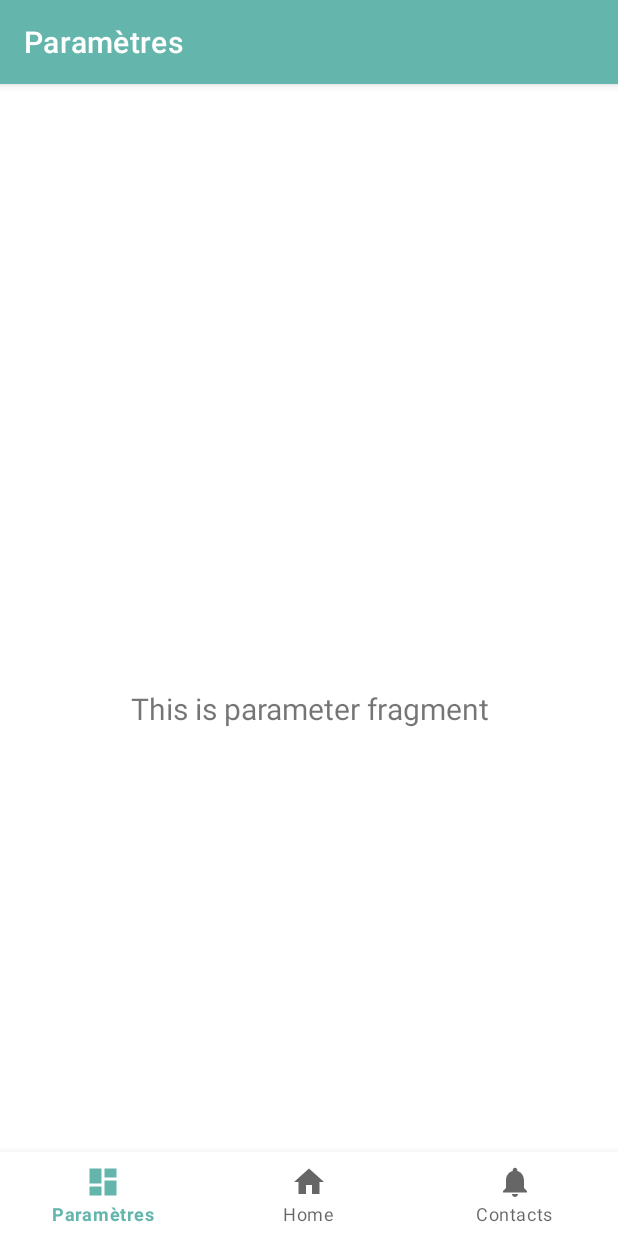
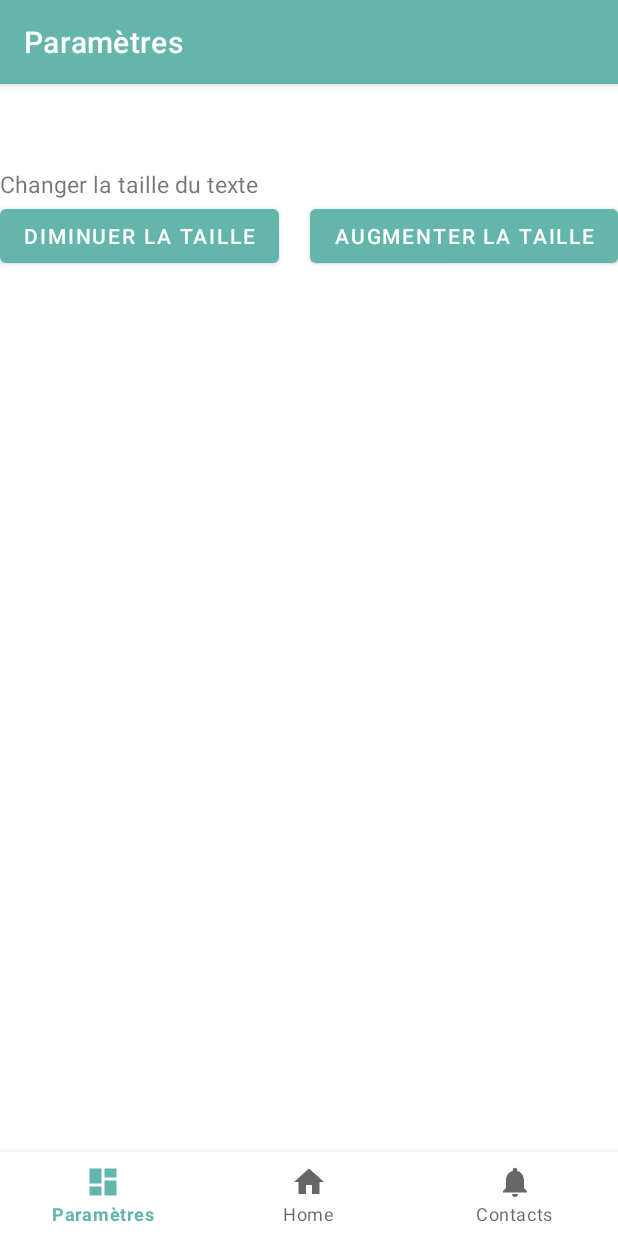
Before and after one commit to alexandre-bussiere/Pocket-Assistant, an Android app: the ParameterFragment screen opened through its navigation route, on a phone screen of 412 x 824 dp. Run offline under Robolectric (Android 15) with nearby library versions, the phone set to English and light mode, and no system bars; our stand-ins replace navigation-ui.

Commit message:
je sais plus

```diff
--- a/app/src/main/java/com/example/pocket_assistant/ui/parameter/ParameterFragment.java
+++ b/app/src/main/java/com/example/pocket_assistant/ui/parameter/ParameterFragment.java
@@ -24,8 +24,7 @@ public class ParameterFragment extends Fragment {
         binding = FragmentParameterBinding.inflate(inflater, container, false);
         View root = binding.getRoot();
 
-        final TextView textView = binding.textParameter;
-        parameterViewModel.getText().observe(getViewLifecycleOwner(), textView::setText);
+
         return root;
     }
 
--- a/app/src/main/java/com/example/pocket_assistant/ui/parameter/ParameterViewModel.java
+++ b/app/src/main/java/com/example/pocket_assistant/ui/parameter/ParameterViewModel.java
@@ -10,7 +10,7 @@ public class ParameterViewModel extends ViewModel {
 
     public ParameterViewModel() {
         mText = new MutableLiveData<>();
-        mText.setValue("This is parameter fragment");
+
     }
 
     public LiveData<String> getText() {
--- a/app/src/main/res/layout/fragment_home.xml
+++ b/app/src/main/res/layout/fragment_home.xml
@@ -9,8 +9,8 @@
 
     <Button
         android:id="@+id/button"
-        android:layout_width="match_parent"
-        android:layout_height="250dp"
+        android:layout_width="222dp"
+        android:layout_height="95dp"
         android:backgroundTint="@color/darkGreen"
         android:text="@string/start_detection"
         android:textColor="@color/black"
--- a/app/src/main/res/layout/fragment_parameter.xml
+++ b/app/src/main/res/layout/fragment_parameter.xml
@@ -7,16 +7,30 @@
     tools:context=".ui.parameter.ParameterFragment">
 
     <TextView
-        android:id="@+id/text_parameter"
+        android:id="@+id/textView"
         android:layout_width="match_parent"
         android:layout_height="wrap_content"
-        android:layout_marginStart="8dp"
-        android:layout_marginTop="8dp"
-        android:layout_marginEnd="8dp"
-        android:textAlignment="center"
-        android:textSize="20sp"
-        app:layout_constraintBottom_toBottomOf="parent"
+        android:text="@string/text_size"
         app:layout_constraintEnd_toEndOf="parent"
         app:layout_constraintStart_toStartOf="parent"
-        app:layout_constraintTop_toTopOf="parent" />
+        app:layout_constraintTop_toTopOf="parent"
+        android:textSize="@dimen/text_size"/>
+
+    <Button
+        android:id="@+id/button2"
+        android:layout_width="wrap_content"
+        android:layout_height="wrap_content"
+        android:text="@string/decrease"
+        app:layout_constraintEnd_toStartOf="@+id/button3"
+        app:layout_constraintHorizontal_bias="0.0"
+        app:layout_constraintStart_toStartOf="parent"
+        app:layout_constraintTop_toBottomOf="@+id/textView" />
+
+    <Button
+        android:id="@+id/button3"
+        android:layout_width="wrap_content"
+        android:layout_height="wrap_content"
+        android:text="@string/increase"
+        app:layout_constraintEnd_toEndOf="parent"
+        app:layout_constraintTop_toBottomOf="@+id/textView" />
 </androidx.constraintlayout.widget.ConstraintLayout>
--- a/app/src/main/res/values/dimens.xml
+++ b/app/src/main/res/values/dimens.xml
@@ -2,4 +2,6 @@
     <!-- Default screen margins, per the Android Design guidelines. -->
     <dimen name="activity_horizontal_margin">16dp</dimen>
     <dimen name="activity_vertical_margin">16dp</dimen>
+
+    <dimen name="text_size">15sp</dimen>
 </resources>
--- a/app/src/main/res/values/strings.xml
+++ b/app/src/main/res/values/strings.xml
@@ -22,4 +22,9 @@
 
 
     <string name="start_detection">Démarrer la détection</string>
+
+    <!-- Setting -->
+    <string name="text_size">Changer la taille du texte</string>
+    <string name="increase">Augmenter la taille</string>
+    <string name="decrease">Diminuer la taille</string>
 </resources>
```
